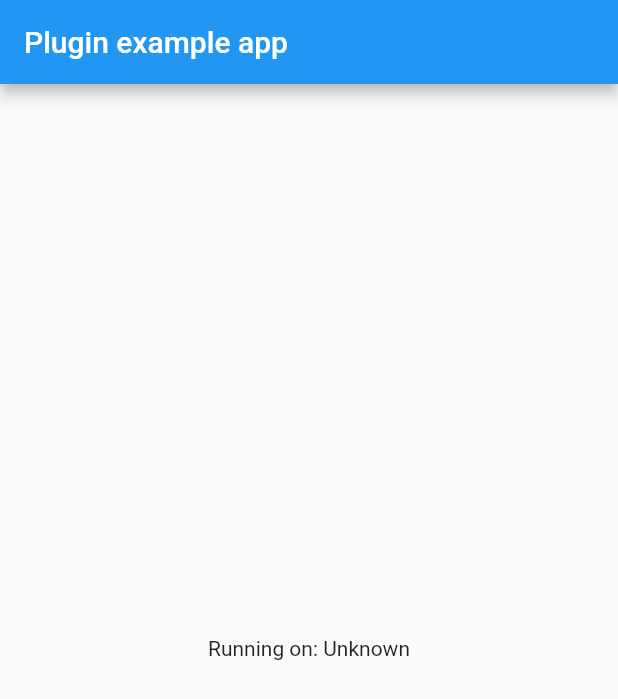
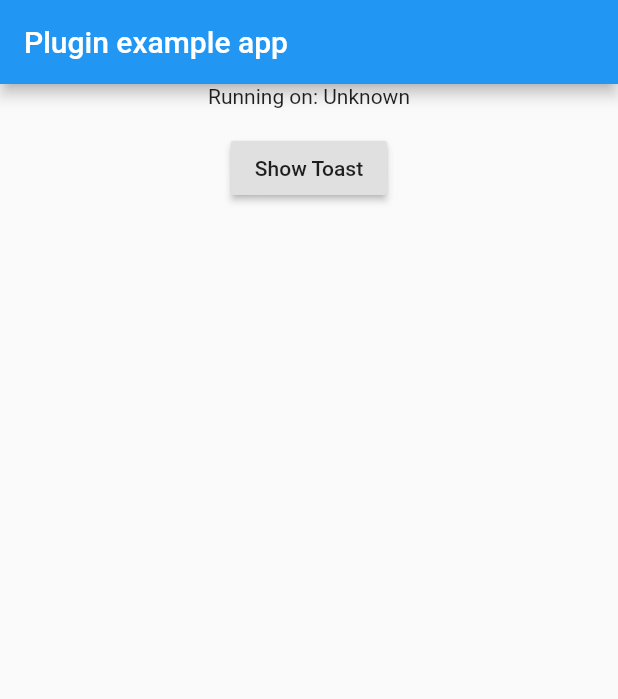
Before and after one commit to Akora-IngDKB/app_launcher, a Flutter app: the screen it shows after launch, on a phone screen of 412 x 824 dp. Shown: the top 699 px of the screen. Run offline on Flutter 3.47's test engine with Material 2 defaults, Android fonts, the phone set to English and light mode, and no system bars.

Commit message:
Testing platform channels with Toast message

```diff
--- a/example/lib/main.dart
+++ b/example/lib/main.dart
@@ -50,7 +50,17 @@ class _MyAppState extends State<MyApp> {
           title: const Text('Plugin example app'),
         ),
         body: Center(
-          child: Text('Running on: $_platformVersion\n'),
+          child: Column(
+            children: [
+              Text('Running on: $_platformVersion\n'),
+              RaisedButton(
+                onPressed: () async {
+                  await AppLauncher.showToast('Hello There Platform Channel');
+                },
+                child: Text('Show Toast'),
+              ),
+            ],
+          ),
         ),
       ),
     );
```
Also changed, not shown: lib/app_launcher.dart (+10 -3 lines), 1 other file.
